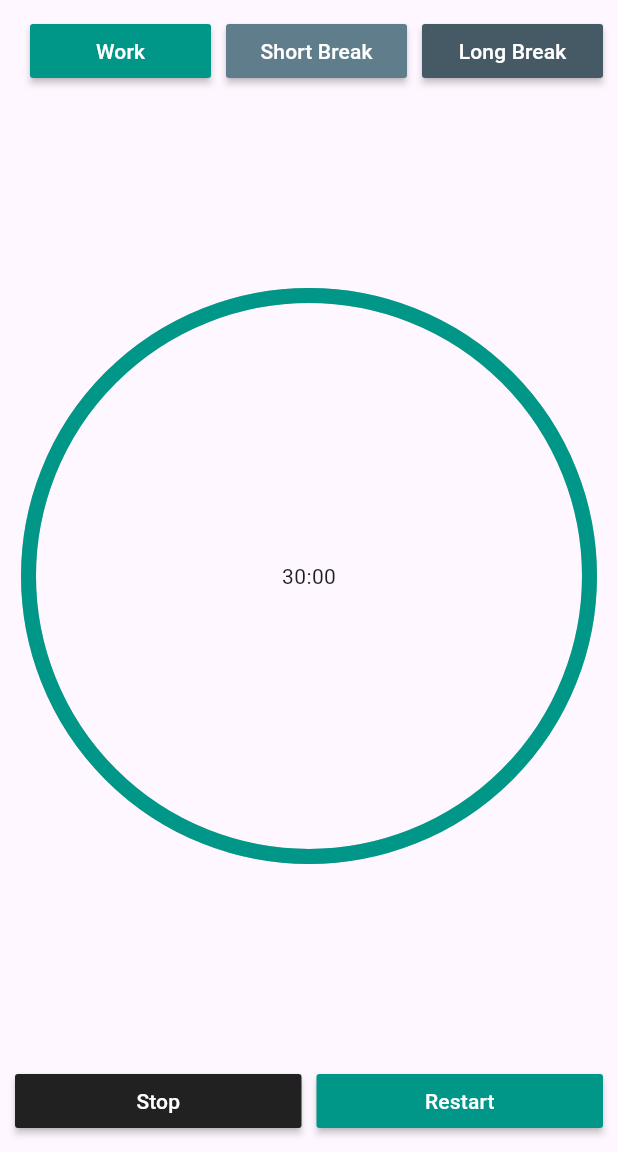
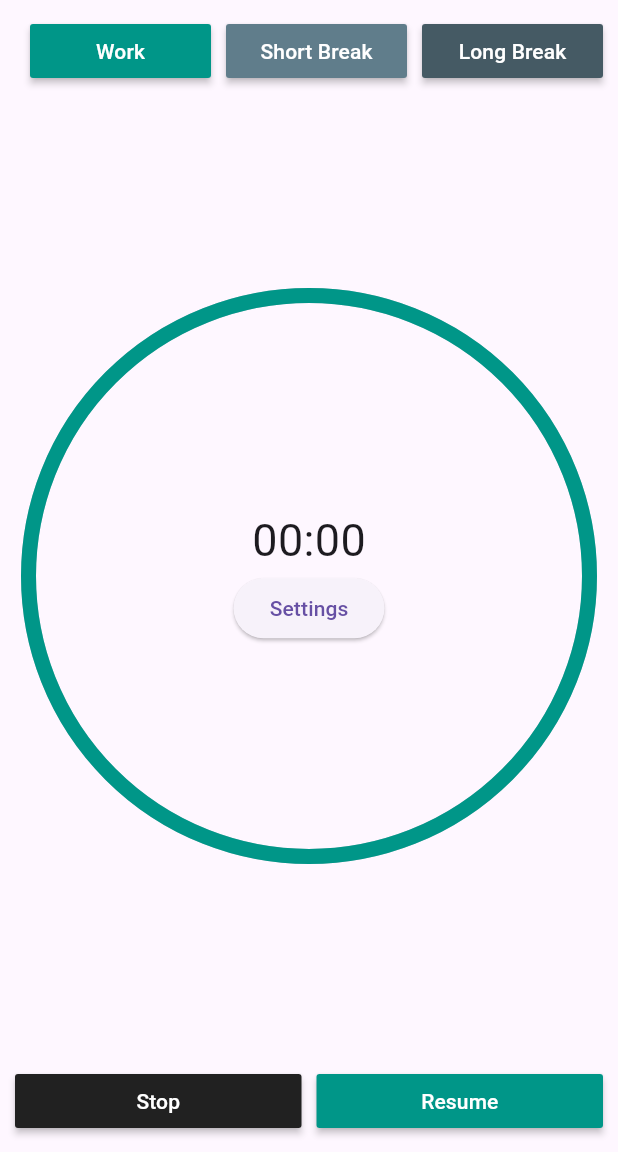
Before and after one commit to dkwhyd/timer_app, a Flutter app: the first screen one second after launch, on a phone screen of 412 x 824 dp, the part 84-1236 px from its top. Run offline on Flutter 3.47's test engine with Material 3 defaults, Android fonts, the phone set to English and light mode, and no system bars; drawn by our look-alikes of percent_indicator.

Commit message:
add logic to timer and re-style timer

```diff
--- a/lib/widget/home.dart
+++ b/lib/widget/home.dart
@@ -1,4 +1,6 @@
 import 'package:flutter/material.dart';
+import 'package:timer/model/timer.dart';
+import 'package:timer/model/timermodel.dart';
 import 'package:timer/widget/timer_button.dart';
 import 'package:percent_indicator/percent_indicator.dart';
 
@@ -13,9 +15,12 @@ class MyHomePage extends StatefulWidget {
 
 class _MyHomePageState extends State<MyHomePage> {
   final double defaultPadding = 5.0;
+  final CountDownTimer timer = CountDownTimer();
 
   @override
   Widget build(BuildContext context) {
+    timer.startWork();
+    print(timer.isActive);
     return Scaffold(
       appBar: AppBar(
         backgroundColor: Colors.black,
@@ -29,7 +34,8 @@ class _MyHomePageState extends State<MyHomePage> {
       body: LayoutBuilder(
         builder: (BuildContext context, BoxConstraints constraints) {
           final double availableWidth = constraints.maxHeight;
-          return Column(
+          return SafeArea(
+            child: Column(
               children: [
                 Padding(
                   padding: EdgeInsets.all(defaultPadding),
@@ -47,7 +53,7 @@ class _MyHomePageState extends State<MyHomePage> {
                             size: 15,
                             color: const Color(0xff009688),
                             text: "Work",
-                          onPressed: emptyMethod)),
+                            onPressed: () => timer.startWork())),
                     Padding(
                       padding: EdgeInsets.all(defaultPadding),
                     ),
@@ -56,7 +62,7 @@ class _MyHomePageState extends State<MyHomePage> {
                             size: 15,
                             color: const Color(0xff607D8B),
                             text: "Short Break",
-                          onPressed: emptyMethod)),
+                            onPressed: () => timer.startBreak(true))),
                     Padding(
                       padding: EdgeInsets.all(defaultPadding),
                     ),
@@ -65,19 +71,44 @@ class _MyHomePageState extends State<MyHomePage> {
                             size: 15,
                             color: const Color(0xff455A64),
                             text: "Long Break",
-                          onPressed: emptyMethod)),
+                            onPressed: () => timer.startBreak(false))),
                     Padding(
                       padding: EdgeInsets.all(defaultPadding),
                     ),
                   ],
                 ),
                 Expanded(
-                child: CircularPercentIndicator(
+                  child: StreamBuilder(
+                    initialData: TimerModel("00:00", 1),
+                    stream: timer.stream(),
+                    builder: (BuildContext context, AsyncSnapshot snapshot) {
+                      return CircularPercentIndicator(
                         radius: availableWidth / 4,
                         lineWidth: 10.0,
-                  percent: 1,
-                  center: Text('30:00'),
+                        percent: timer.percent,
+                        center: Stack(
+                          children: [
+                            Align(
+                              alignment: Alignment.center,
+                              child: Column(
+                                mainAxisAlignment: MainAxisAlignment.center,
+                                children: [
+                                  Text(
+                                    (timer.waktu == null)
+                                        ? "00:00"
+                                        : timer.waktu.toString(),
+                                    style: TextStyle(fontSize: 30),
+                                  ),
+                                  ElevatedButton(
+                                      onPressed: () {}, child: Text('Settings'))
+                                ],
+                              ),
+                            ),
+                          ],
+                        ),
                         progressColor: Color(0xff009688),
+                      );
+                    },
                   ),
                 ),
                 Row(
@@ -89,7 +120,7 @@ class _MyHomePageState extends State<MyHomePage> {
                       child: TimerButton(
                         color: Color(0xff212121),
                         text: 'Stop',
-                      onPressed: emptyMethod,
+                        onPressed: () => timer.stopTimer(),
                         size: 15,
                       ),
                     ),
@@ -99,8 +130,8 @@ class _MyHomePageState extends State<MyHomePage> {
                     Expanded(
                         child: TimerButton(
                       color: Color(0xff009688),
-                    text: 'Restart',
-                    onPressed: emptyMethod,
+                      text: 'Resume',
+                      onPressed: () => timer.resumeTimer(),
                       size: 15,
                     )),
                     Padding(
@@ -112,6 +143,7 @@ class _MyHomePageState extends State<MyHomePage> {
                   padding: EdgeInsets.all(defaultPadding),
                 ),
               ],
+            ),
           );
         },
       ),
```
Lines whose indentation alone changed are shown as unchanged.
